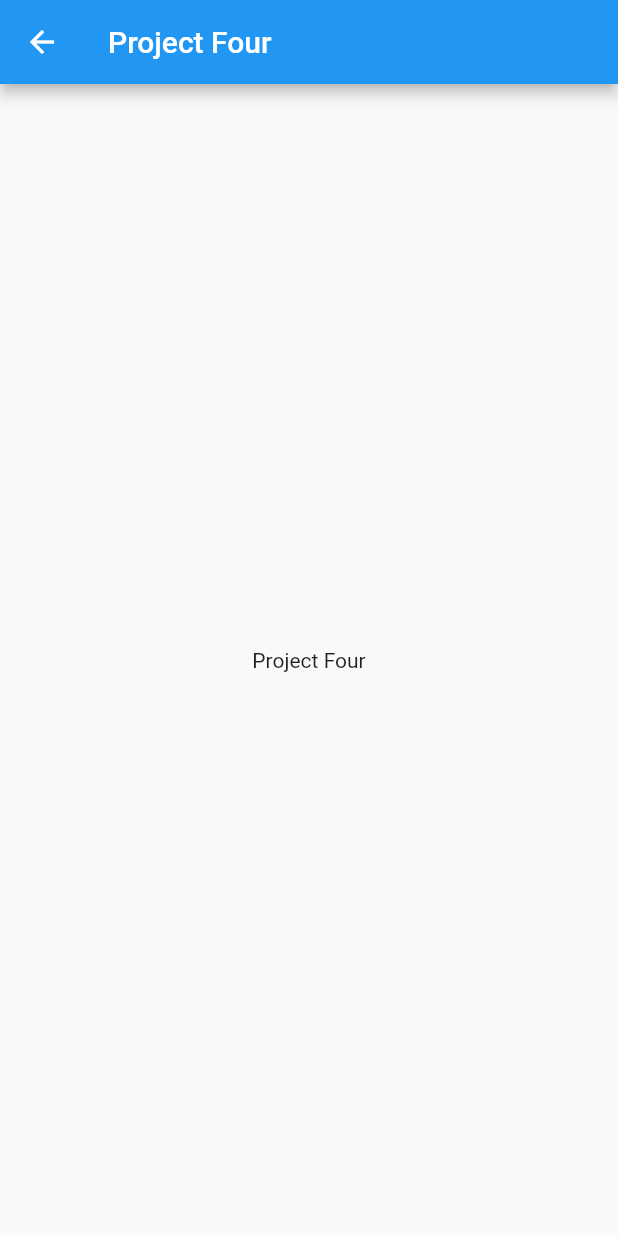
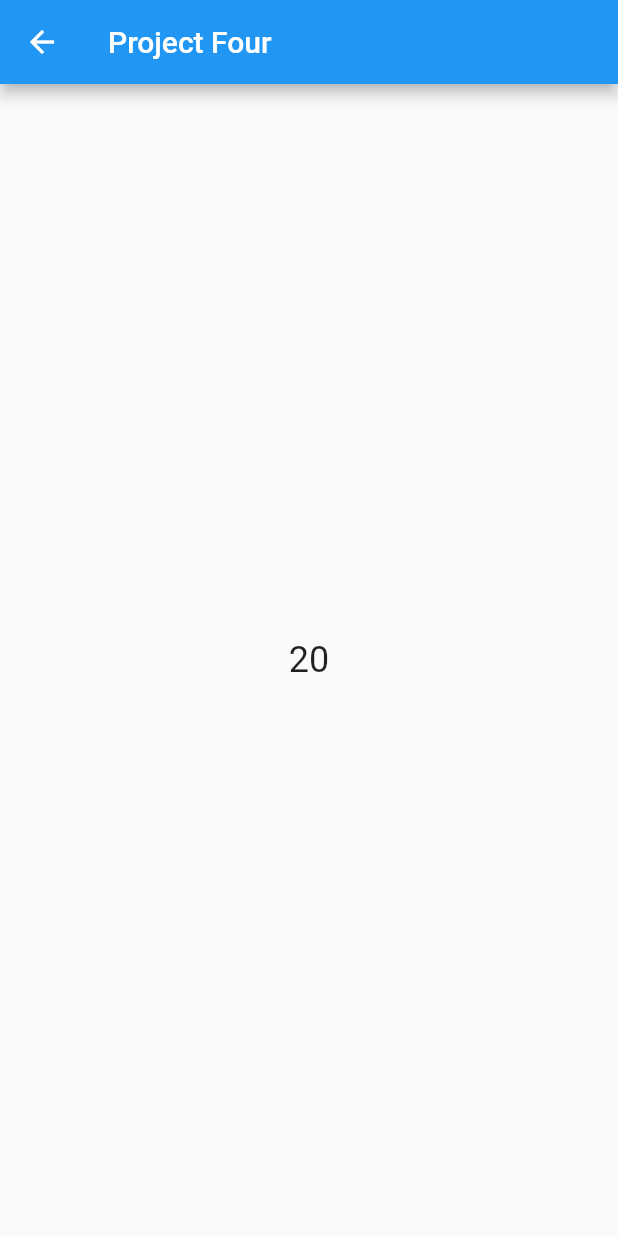
Before and after one commit to ishworpanta10/flutter_hooks_examples, a Flutter app: the ProjectFour screen opened directly, on a phone screen of 412 x 824 dp. Run offline on Flutter 3.47's test engine with Material 2 defaults, Android fonts, the phone set to English and light mode, and no system bars; our stand-ins replace flutter_hooks.

Commit message:
completed project four with useMemoized and useListenable for countdown

```diff
--- a/lib/screens/project_four.dart
+++ b/lib/screens/project_four.dart
@@ -1,17 +1,44 @@
+import 'dart:async';
+
 import 'package:flutter/material.dart';
 import 'package:flutter_hooks/flutter_hooks.dart';
+
+class CountDown extends ValueNotifier<int> {
+  late StreamSubscription sub;
+  CountDown({required int from}) : super(from) {
+    sub = Stream.periodic(const Duration(seconds: 1), (tick) => from - tick)
+        .takeWhile(
+      (value) => value >= 0,
+    )
+        .listen(
+      (value) {
+        this.value = value;
+      },
+    );
+  }
+  @override
+  void dispose() {
+    sub.cancel();
+    super.dispose();
+  }
+}
 
 class ProjectFour extends HookWidget {
   const ProjectFour({Key? key}) : super(key: key);
 
   @override
   Widget build(BuildContext context) {
+    final countDown = useMemoized(() => CountDown(from: 20));
+    final listenable = useListenable(countDown);
     return Scaffold(
       appBar: AppBar(
         title: const Text('Project Four'),
       ),
-      body: const Center(
-        child: Text('Project Four'),
+      body: Center(
+        child: Text(
+          listenable.value.toString(),
+          style: const TextStyle(fontSize: 24),
+        ),
       ),
     );
   }
```
